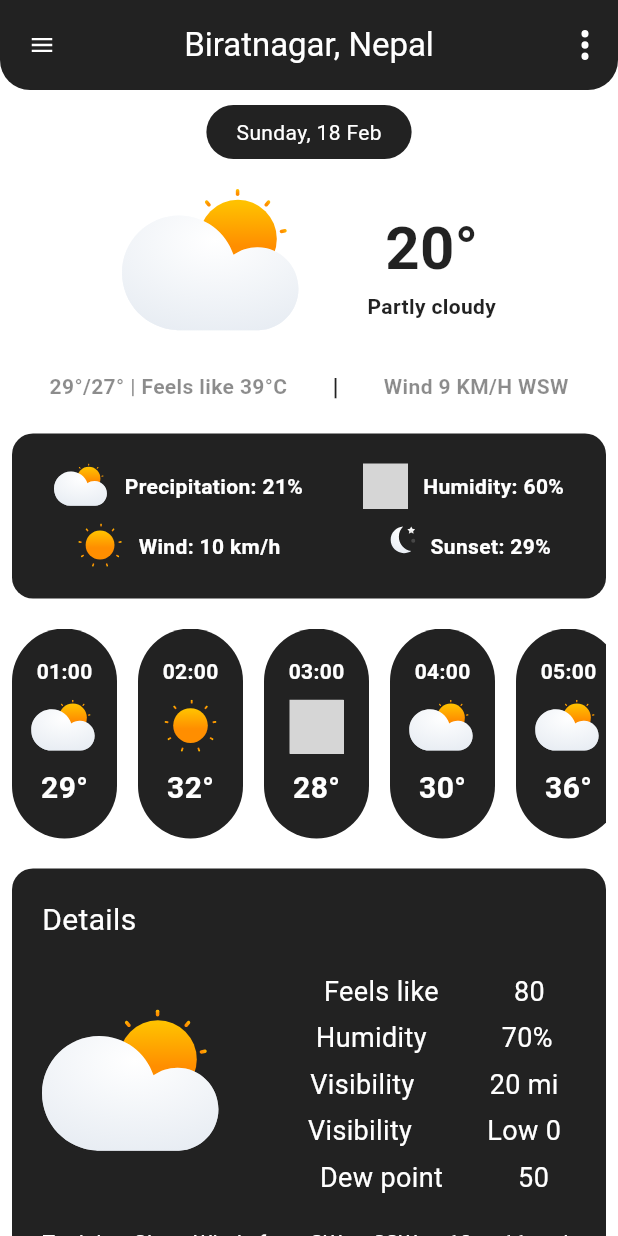
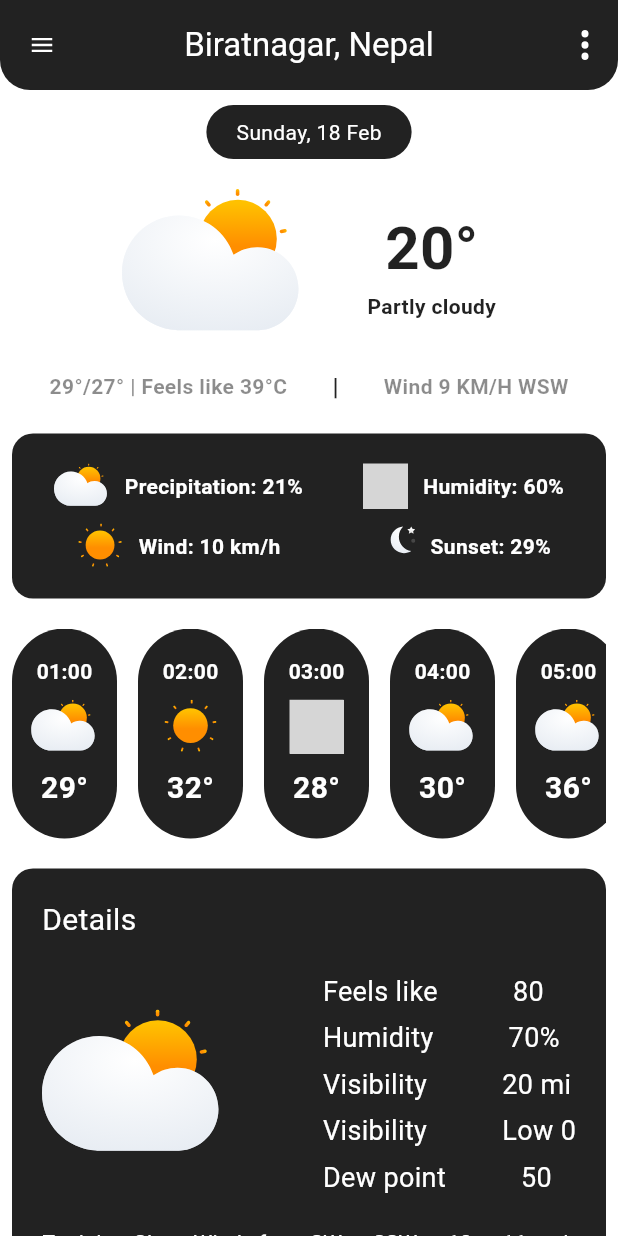
Before and after one commit to diwashTiwari/WeatherApp, a Flutter app: the screen it shows after launch, on a phone screen of 412 x 824 dp. Run offline on Flutter 3.47's test engine with Material 3 defaults, Android fonts, the light colour scheme and no system bars; our stand-ins replace flutter_svg; grey boxes are pictures that could not be loaded.

Commit message:
chore: adjust improper widget alignment issue

```diff
--- a/lib/pages/home.dart
+++ b/lib/pages/home.dart
@@ -198,23 +198,18 @@ class _HomePageState extends State<HomePage> {
                         Row(
                           mainAxisAlignment: MainAxisAlignment.spaceBetween,
                           children: [
-                            Column(
-                              children: [
-                                SvgPicture.asset(
-                                  'assets/icons/sun_cloud.svg',
-                                  height: 100,
-                                ),
-                              ],
+                            SvgPicture.asset(
+                              'assets/icons/sun_cloud.svg',
+                              height: 100,
                             ),
-                            const Padding(
-                              padding: EdgeInsets.symmetric(horizontal: 10),
+                            const SizedBox(
                               child: Column(
+                                crossAxisAlignment: CrossAxisAlignment.start,
                                 children: [
                                   Row(
                                     children: [
                                       Text(
                                         'Feels like',
-                                        textAlign: TextAlign.center,
                                         style: TextStyle(
                                           fontSize: 18,
                                           color: Colors.white,
@@ -223,7 +218,6 @@ class _HomePageState extends State<HomePage> {
                                       SizedBox(width: 50),
                                       Text(
                                         '80',
-                                        textAlign: TextAlign.center,
                                         style: TextStyle(
                                           fontSize: 18,
                                           color: Colors.white,
@@ -236,7 +230,6 @@ class _HomePageState extends State<HomePage> {
                                     children: [
                                       Text(
                                         'Humidity',
-                                        textAlign: TextAlign.center,
                                         style: TextStyle(
                                           fontSize: 18,
                                           color: Colors.white,
@@ -245,7 +238,6 @@ class _HomePageState extends State<HomePage> {
                                       SizedBox(width: 50),
                                       Text(
                                         '70%',
-                                        textAlign: TextAlign.center,
                                         style: TextStyle(
                                           fontSize: 18,
                                           color: Colors.white,
@@ -258,7 +250,6 @@ class _HomePageState extends State<HomePage> {
                                     children: [
                                       Text(
                                         'Visibility',
-                                        textAlign: TextAlign.center,
                                         style: TextStyle(
                                           fontSize: 18,
                                           color: Colors.white,
@@ -267,7 +258,6 @@ class _HomePageState extends State<HomePage> {
                                       SizedBox(width: 50),
                                       Text(
                                         '20 mi',
-                                        textAlign: TextAlign.center,
                                         style: TextStyle(
                                           fontSize: 18,
                                           color: Colors.white,
@@ -280,7 +270,6 @@ class _HomePageState extends State<HomePage> {
                                     children: [
                                       Text(
                                         'Visibility',
-                                        textAlign: TextAlign.center,
                                         style: TextStyle(
                                           fontSize: 18,
                                           color: Colors.white,
@@ -289,7 +278,6 @@ class _HomePageState extends State<HomePage> {
                                       SizedBox(width: 50),
                                       Text(
                                         'Low 0',
-                                        textAlign: TextAlign.center,
                                         style: TextStyle(
                                           fontSize: 18,
                                           color: Colors.white,
@@ -299,12 +287,9 @@ class _HomePageState extends State<HomePage> {
                                   ),
                                   SizedBox(height: 5),
                                   Row(
-                                    mainAxisAlignment:
-                                        MainAxisAlignment.spaceBetween,
                                     children: [
                                       Text(
                                         'Dew point',
-                                        textAlign: TextAlign.center,
                                         style: TextStyle(
                                           fontSize: 18,
                                           color: Colors.white,
@@ -313,7 +298,6 @@ class _HomePageState extends State<HomePage> {
                                       SizedBox(width: 50),
                                       Text(
                                         '50',
-                                        textAlign: TextAlign.center,
                                         style: TextStyle(
                                           fontSize: 18,
                                           color: Colors.white,
```
